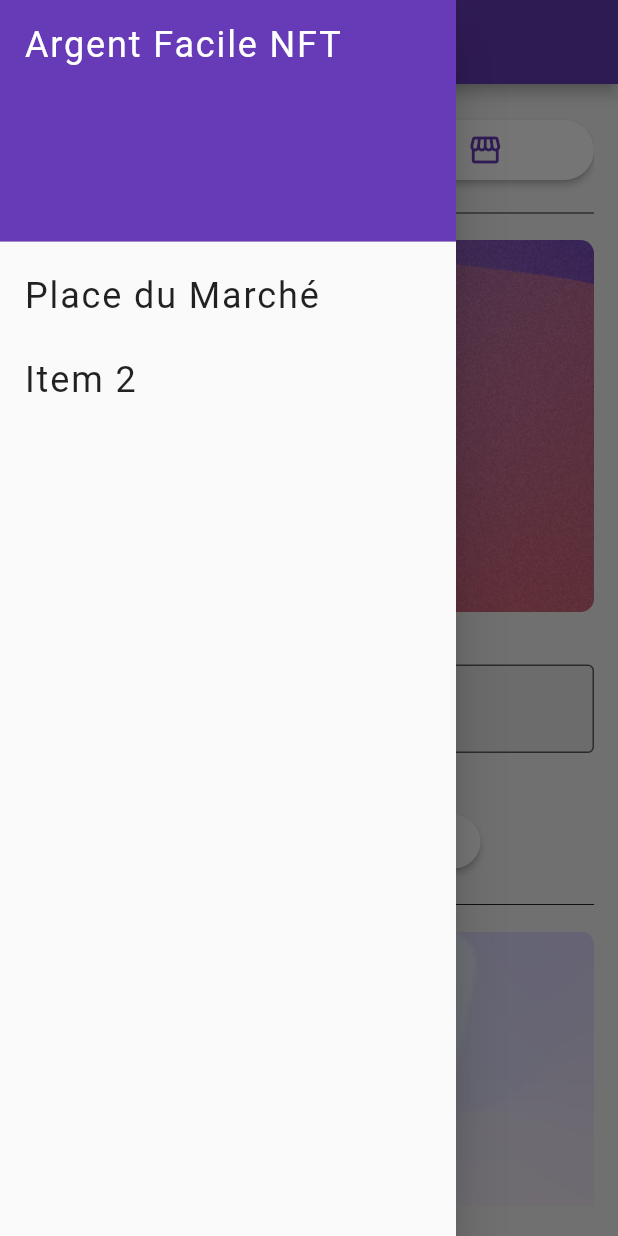
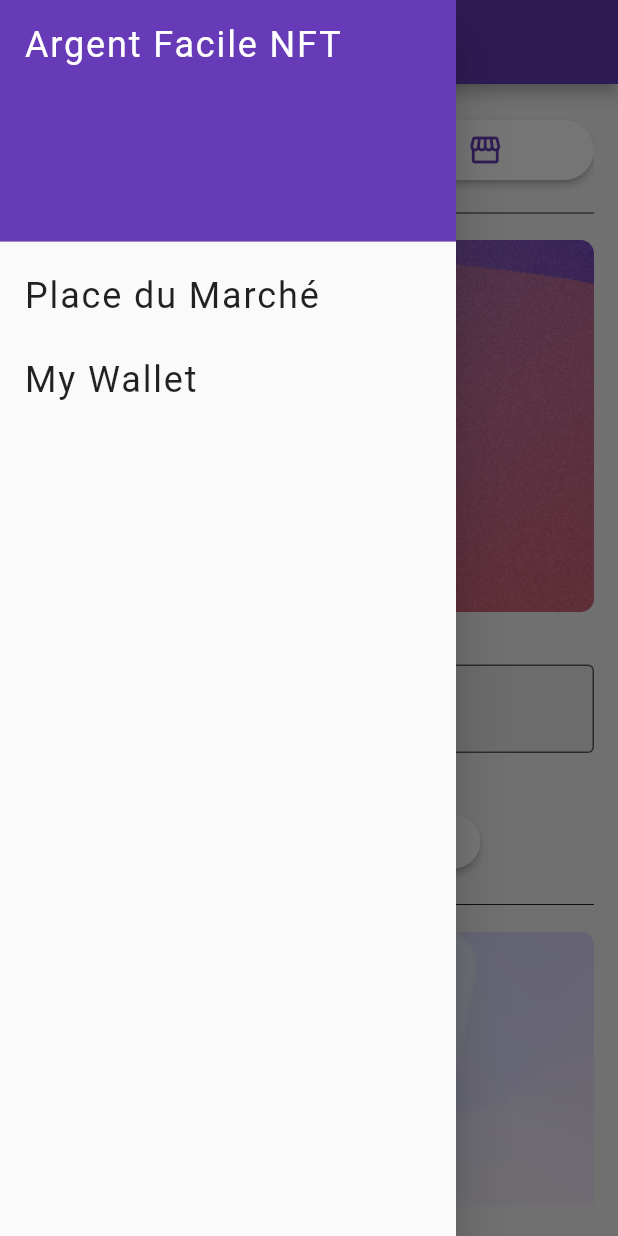
Before and after one commit to E-IckArt/nft_app_final, a Flutter app: the screen it shows after launch, with the side drawer open, on a phone screen of 412 x 824 dp. Run offline on Flutter 3.47's test engine with Material 2 defaults, Android fonts, the phone set to English and light mode, and no system bars; our stand-ins replace google_fonts.

Commit message:
Refactor drawer widget's code

```diff
--- a/lib/views/my_wallet_page.dart
+++ b/lib/views/my_wallet_page.dart
@@ -1,5 +1,7 @@
 import 'package:flutter/material.dart';
 import 'package:nft_app_final/views/marketplace.dart';
+
+import '../widgets/my_drawer.dart';
 
 class MyWalletPage extends StatefulWidget {
   const MyWalletPage({super.key, required this.title});
@@ -82,8 +84,7 @@ class _MyWalletPageState extends State<MyWalletPage> {
           ],
         ),
       ),
-      drawer: buildDrawer(
-          context), // This trailing comma makes auto-formatting nicer for build methods.
+      drawer: MyDrawer(context: context), // This trailing comma makes auto-formatting nicer for build methods.
     );
   }
 
@@ -267,40 +268,4 @@ class _MyWalletPageState extends State<MyWalletPage> {
       ),
     );
   }
-
-  Drawer buildDrawer(BuildContext context) {
-    return Drawer(
-      child: ListView(
-        // Important: Remove any padding from the ListView.
-        padding: EdgeInsets.zero,
-        children: [
-           DrawerHeader(
-            decoration: BoxDecoration(
-              color: Theme.of(context).colorScheme.primary,
-            ),
-            child: Text('Argent Facile NFT',
-              style: Theme.of(context).textTheme.bodyLarge?.copyWith(color: Theme.of(context).colorScheme.tertiary),),
-          ),
-          ListTile(
-            title: const Text('Place du Marché'),
-            onTap: () {
-              // Update the state of the app
-              // ...
-              // Then close the drawer
-              Navigator.pop(context);
-            },
-          ),
-          ListTile(
-            title: const Text('Item 2'),
-            onTap: () {
-              // Update the state of the app
-              // ...
-              // Then close the drawer
-              Navigator.pop(context);
-            },
-          ),
-        ],
-      ),
-    );
-  }
 }
--- /dev/null
+++ b/lib/widgets/my_drawer.dart
@@ -0,0 +1,48 @@
+import 'package:flutter/material.dart';
+import 'package:nft_app_final/views/my_wallet_page.dart';
+
+class MyDrawer extends StatelessWidget {
+  const MyDrawer({
+    super.key,
+    required this.context,
+  });
+
+  final BuildContext context;
+
+  @override
+  Widget build(BuildContext context) {
+    return Drawer(
+      child: ListView(
+        // Important: Remove any padding from the ListView.
+        padding: EdgeInsets.zero,
+        children: [
+          DrawerHeader(
+            decoration: BoxDecoration(
+              color: Theme.of(context).colorScheme.primary,
+            ),
+            child: Text('Argent Facile NFT',
+              style: Theme.of(context).textTheme.bodyLarge?.copyWith(color: Theme.of(context).colorScheme.tertiary),),
+          ),
+          ListTile(
+            title: const Text('Place du Marché'),
+            onTap: () {
+              // Update the state of the app
+              // ...
+              // Then close the drawer
+              Navigator.pop(context);
+            },
+          ),
+          ListTile(
+            title: const Text('My Wallet'),
+            onTap: () {
+              // Update the state of the app
+              // ...
+              // Then close the drawer
+              Navigator.pop(context);
+            },
+          ),
+        ],
+      ),
+    );
+  }
+}
```
